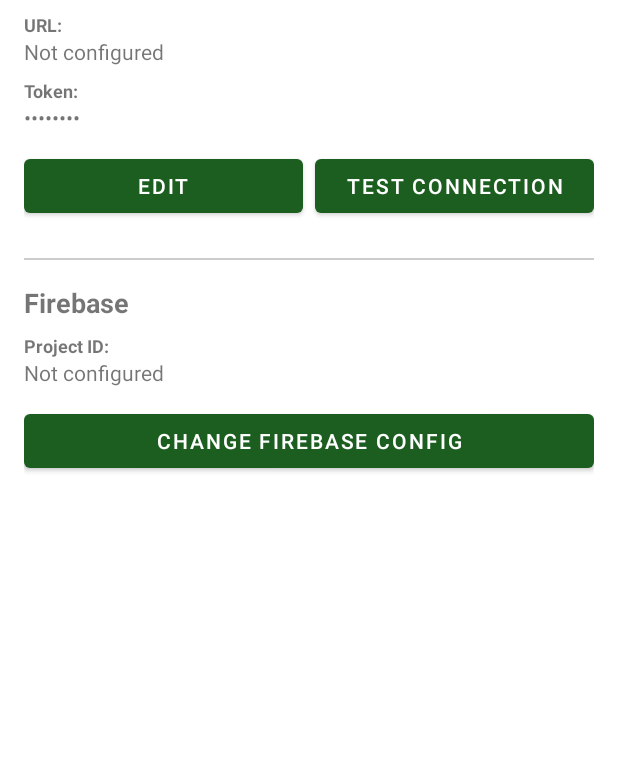
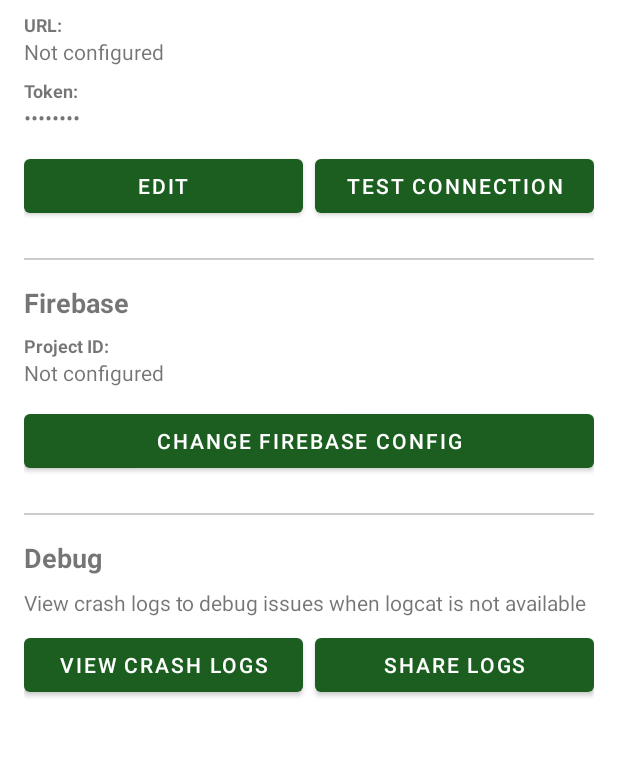
Before and after one commit to mrsheepuk/ha-live, an Android app: the SettingsActivity screen opened directly, with no data from a screen before it, on a phone screen of 412 x 824 dp, the part 393-1150 px from its top. Run offline under Robolectric (Android 15) with nearby library versions, the phone set to English and light mode, and no system bars.

Commit message:
Feature: Add crash logging system for debugging
Added comprehensive crash logging to help debug issues when logcat
is not accessible:

- CrashLogger: Captures crashes and exceptions to a local file
- Settings UI: Added "View Crash Logs" and "Share Logs" buttons
- FileProvider: Configure file sharing for crash log export
- Auto-initialization: Crash logger starts on app launch

The crash log file is stored at:
/data/data/uk.co.mrsheep.halive/files/crash_log.txt

Users can now view crashes directly in the app or share them
for debugging assistance.

```diff
--- a/app/app/src/main/java/uk/co/mrsheep/halive/HAGeminiApp.kt
+++ b/app/app/src/main/java/uk/co/mrsheep/halive/HAGeminiApp.kt
@@ -1,6 +1,7 @@
 package uk.co.mrsheep.halive
 
 import android.app.Application
+import uk.co.mrsheep.halive.core.CrashLogger
 import uk.co.mrsheep.halive.core.FirebaseConfig
 import uk.co.mrsheep.halive.core.ProfileManager
 import uk.co.mrsheep.halive.services.McpClientManager
@@ -17,6 +18,9 @@ class HAGeminiApp : Application() {
 
     override fun onCreate() {
         super.onCreate()
+
+        // Initialize crash logger FIRST to catch any initialization crashes
+        CrashLogger.initialize(this)
 
         // Try to initialize Firebase on launch
         FirebaseConfig.initializeFirebase(this)
--- a/app/app/src/main/res/layout/activity_settings.xml
+++ b/app/app/src/main/res/layout/activity_settings.xml
@@ -163,6 +163,52 @@
                 android:text="Change Firebase Config"
                 android:layout_marginBottom="24dp" />
 
+            <!-- Divider -->
+            <View
+                android:layout_width="match_parent"
+                android:layout_height="1dp"
+                android:background="#CCCCCC"
+                android:layout_marginBottom="16dp" />
+
+            <!-- Debug Section -->
+            <TextView
+                android:layout_width="wrap_content"
+                android:layout_height="wrap_content"
+                android:text="Debug"
+                android:textSize="18sp"
+                android:textStyle="bold"
+                android:layout_marginBottom="8dp" />
+
+            <TextView
+                android:layout_width="wrap_content"
+                android:layout_height="wrap_content"
+                android:text="View crash logs to debug issues when logcat is not available"
+                android:textSize="14sp"
+                android:layout_marginBottom="8dp" />
+
+            <LinearLayout
+                android:layout_width="match_parent"
+                android:layout_height="wrap_content"
+                android:orientation="horizontal"
+                android:layout_marginBottom="24dp">
+
+                <Button
+                    android:id="@+id/viewCrashLogsButton"
+                    android:layout_width="0dp"
+                    android:layout_height="wrap_content"
+                    android:layout_weight="1"
+                    android:text="View Crash Logs"
+                    android:layout_marginEnd="4dp" />
+
+                <Button
+                    android:id="@+id/shareCrashLogsButton"
+                    android:layout_width="0dp"
+                    android:layout_height="wrap_content"
+                    android:layout_weight="1"
+                    android:text="Share Logs"
+                    android:layout_marginStart="4dp" />
+            </LinearLayout>
+
         </LinearLayout>
     </androidx.core.widget.NestedScrollView>
 
--- /dev/null
+++ b/app/app/src/main/res/xml/file_provider_paths.xml
@@ -0,0 +1,5 @@
+<?xml version="1.0" encoding="utf-8"?>
+<paths>
+    <!-- Allow sharing of files in the app's private files directory -->
+    <files-path name="crash_logs" path="." />
+</paths>
```
Also changed, not shown: app/app/src/main/AndroidManifest.xml (+11 -0 lines), app/app/src/main/java/uk/co/mrsheep/halive/core/CrashLogger.kt (added, +152 -0 lines), app/app/src/main/java/uk/co/mrsheep/halive/ui/SettingsActivity.kt (+71 -0 lines).
